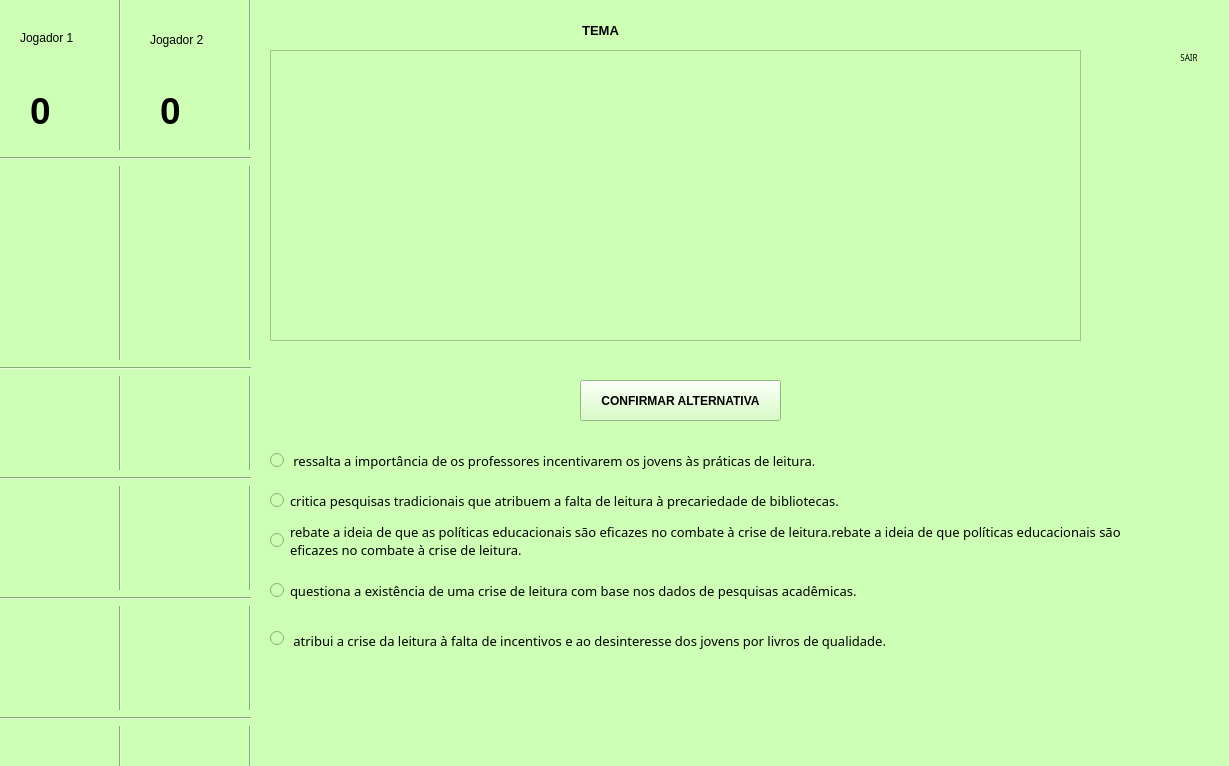
This is ui/battle_window.ui in vivif001/nexus-ifpe as Qt 5 draws it before an edit. The edited form follows.
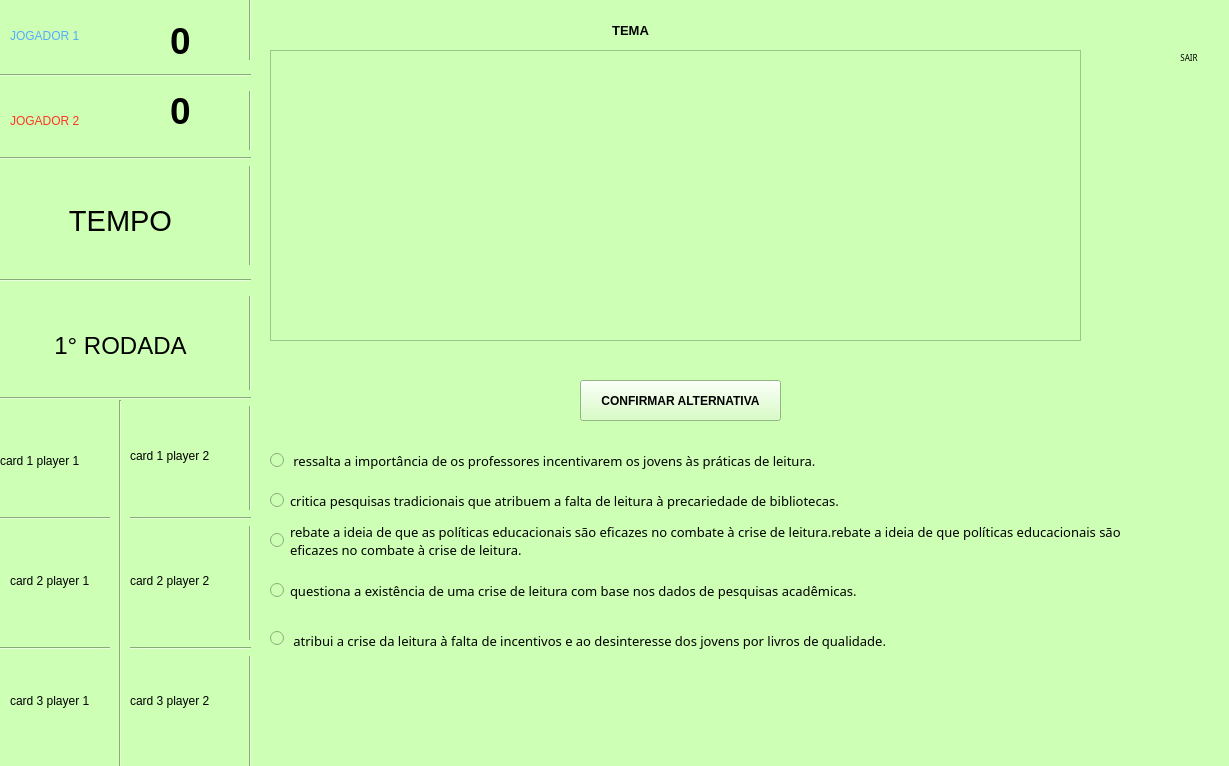
This is the edited form. Icons and pictures are not drawn.

Commit message: Lógica inicial de Battle + introdução aos cards.

The edit to the form file:
```diff
--- a/ui/battle_window.ui
+++ b/ui/battle_window.ui
@@ -367,7 +367,7 @@
    <widget class="QLabel" name="themeLabel">
     <property name="geometry">
      <rect>
-      <x>280</x>
+      <x>310</x>
       <y>20</y>
       <width>641</width>
       <height>20</height>
@@ -387,19 +387,6 @@
      <set>Qt::AlignCenter</set>
     </property>
    </widget>
-   <widget class="Line" name="lineOne">
-    <property name="geometry">
-     <rect>
-      <x>-10</x>
-      <y>-10</y>
-      <width>261</width>
-      <height>781</height>
-     </rect>
-    </property>
-    <property name="orientation">
-     <enum>Qt::Vertical</enum>
-    </property>
-   </widget>
    <widget class="Line" name="lineTwo">
     <property name="geometry">
      <rect>
@@ -416,34 +403,40 @@
    <widget class="QLabel" name="player1Label">
     <property name="geometry">
      <rect>
-      <x>20</x>
-      <y>30</y>
-      <width>55</width>
-      <height>16</height>
+      <x>10</x>
+      <y>10</y>
+      <width>121</width>
+      <height>51</height>
      </rect>
     </property>
+    <property name="styleSheet">
+     <string notr="true">color: rgb(85, 170, 255);</string>
+    </property>
     <property name="text">
-     <string>Jogador 1</string>
+     <string>JOGADOR 1</string>
     </property>
    </widget>
    <widget class="QLabel" name="player2Label">
     <property name="geometry">
      <rect>
-      <x>150</x>
-      <y>30</y>
-      <width>61</width>
-      <height>20</height>
-     </rect>
-    </property>
-    <property name="text">
-     <string>Jogador 2</string>
-    </property>
-   </widget>
-   <widget class="QLabel" name="P1Score">
-    <property name="geometry">
-     <rect>
-      <x>30</x>
+      <x>10</x>
       <y>80</y>
+      <width>111</width>
+      <height>81</height>
+     </rect>
+    </property>
+    <property name="styleSheet">
+     <string notr="true">color: rgb(255, 53, 35);</string>
+    </property>
+    <property name="text">
+     <string>JOGADOR 2</string>
+    </property>
+   </widget>
+   <widget class="QLabel" name="P1Score">
+    <property name="geometry">
+     <rect>
+      <x>170</x>
+      <y>10</y>
       <width>31</width>
       <height>61</height>
      </rect>
@@ -462,7 +455,7 @@
    <widget class="QLabel" name="P1Score_2">
     <property name="geometry">
      <rect>
-      <x>160</x>
+      <x>170</x>
       <y>70</y>
       <width>31</width>
       <height>81</height>
@@ -483,7 +476,7 @@
     <property name="geometry">
      <rect>
       <x>0</x>
-      <y>360</y>
+      <y>390</y>
       <width>251</width>
       <height>16</height>
      </rect>
@@ -496,7 +489,7 @@
     <property name="geometry">
      <rect>
       <x>0</x>
-      <y>470</y>
+      <y>510</y>
       <width>251</width>
       <height>16</height>
      </rect>
@@ -509,7 +502,7 @@
     <property name="geometry">
      <rect>
       <x>0</x>
-      <y>590</y>
+      <y>640</y>
       <width>251</width>
       <height>16</height>
      </rect>
@@ -534,16 +527,166 @@
    <widget class="Line" name="line_5">
     <property name="geometry">
      <rect>
+      <x>110</x>
+      <y>400</y>
+      <width>20</width>
+      <height>371</height>
+     </rect>
+    </property>
+    <property name="orientation">
+     <enum>Qt::Vertical</enum>
+    </property>
+   </widget>
+   <widget class="QLabel" name="labelTimer">
+    <property name="geometry">
+     <rect>
       <x>0</x>
-      <y>710</y>
+      <y>175</y>
+      <width>241</width>
+      <height>91</height>
+     </rect>
+    </property>
+    <property name="font">
+     <font>
+      <pointsize>22</pointsize>
+      <weight>50</weight>
+      <bold>false</bold>
+     </font>
+    </property>
+    <property name="text">
+     <string>TEMPO</string>
+    </property>
+    <property name="alignment">
+     <set>Qt::AlignCenter</set>
+    </property>
+   </widget>
+   <widget class="QLabel" name="labelTurn">
+    <property name="geometry">
+     <rect>
+      <x>0</x>
+      <y>300</y>
+      <width>241</width>
+      <height>91</height>
+     </rect>
+    </property>
+    <property name="font">
+     <font>
+      <pointsize>18</pointsize>
+      <weight>50</weight>
+      <bold>false</bold>
+     </font>
+    </property>
+    <property name="text">
+     <string>1° RODADA</string>
+    </property>
+    <property name="alignment">
+     <set>Qt::AlignCenter</set>
+    </property>
+   </widget>
+   <widget class="Line" name="line_6">
+    <property name="geometry">
+     <rect>
+      <x>0</x>
+      <y>265</y>
       <width>251</width>
-      <height>16</height>
+      <height>31</height>
      </rect>
     </property>
     <property name="orientation">
      <enum>Qt::Horizontal</enum>
     </property>
    </widget>
+   <widget class="Line" name="line_8">
+    <property name="geometry">
+     <rect>
+      <x>0</x>
+      <y>60</y>
+      <width>251</width>
+      <height>31</height>
+     </rect>
+    </property>
+    <property name="orientation">
+     <enum>Qt::Horizontal</enum>
+    </property>
+   </widget>
+   <widget class="QLabel" name="player1_card1_label">
+    <property name="geometry">
+     <rect>
+      <x>0</x>
+      <y>405</y>
+      <width>111</width>
+      <height>111</height>
+     </rect>
+    </property>
+    <property name="text">
+     <string>card 1 player 1</string>
+    </property>
+   </widget>
+   <widget class="QLabel" name="player2_card1_label">
+    <property name="geometry">
+     <rect>
+      <x>130</x>
+      <y>400</y>
+      <width>111</width>
+      <height>111</height>
+     </rect>
+    </property>
+    <property name="text">
+     <string>card 1 player 2</string>
+    </property>
+   </widget>
+   <widget class="QLabel" name="player1_card2_label">
+    <property name="geometry">
+     <rect>
+      <x>10</x>
+      <y>520</y>
+      <width>91</width>
+      <height>121</height>
+     </rect>
+    </property>
+    <property name="text">
+     <string>card 2 player 1</string>
+    </property>
+   </widget>
+   <widget class="QLabel" name="player2_card2_label">
+    <property name="geometry">
+     <rect>
+      <x>130</x>
+      <y>520</y>
+      <width>111</width>
+      <height>121</height>
+     </rect>
+    </property>
+    <property name="text">
+     <string>card 2 player 2</string>
+    </property>
+   </widget>
+   <widget class="QLabel" name="player1_card3_label">
+    <property name="geometry">
+     <rect>
+      <x>10</x>
+      <y>650</y>
+      <width>101</width>
+      <height>101</height>
+     </rect>
+    </property>
+    <property name="text">
+     <string>card 3 player 1</string>
+    </property>
+   </widget>
+   <widget class="QLabel" name="player2_card3_label">
+    <property name="geometry">
+     <rect>
+      <x>130</x>
+      <y>650</y>
+      <width>101</width>
+      <height>101</height>
+     </rect>
+    </property>
+    <property name="text">
+     <string>card 3 player 2</string>
+    </property>
+   </widget>
    <zorder>Alternative_A</zorder>
    <zorder>Alternative_B</zorder>
    <zorder>Alternative_C</zorder>
@@ -559,7 +702,6 @@
    <zorder>label_7</zorder>
    <zorder>button_ConfirmAnswer</zorder>
    <zorder>themeLabel</zorder>
-   <zorder>lineOne</zorder>
    <zorder>lineTwo</zorder>
    <zorder>player1Label</zorder>
    <zorder>player2Label</zorder>
@@ -570,6 +712,16 @@
    <zorder>line_3</zorder>
    <zorder>line_4</zorder>
    <zorder>line_5</zorder>
+   <zorder>labelTimer</zorder>
+   <zorder>labelTurn</zorder>
+   <zorder>line_6</zorder>
+   <zorder>line_8</zorder>
+   <zorder>player1_card1_label</zorder>
+   <zorder>player2_card1_label</zorder>
+   <zorder>player1_card2_label</zorder>
+   <zorder>player2_card2_label</zorder>
+   <zorder>player1_card3_label</zorder>
+   <zorder>player2_card3_label</zorder>
   </widget>
  </widget>
  <resources/>
```
The commit also changes 10 other files.
